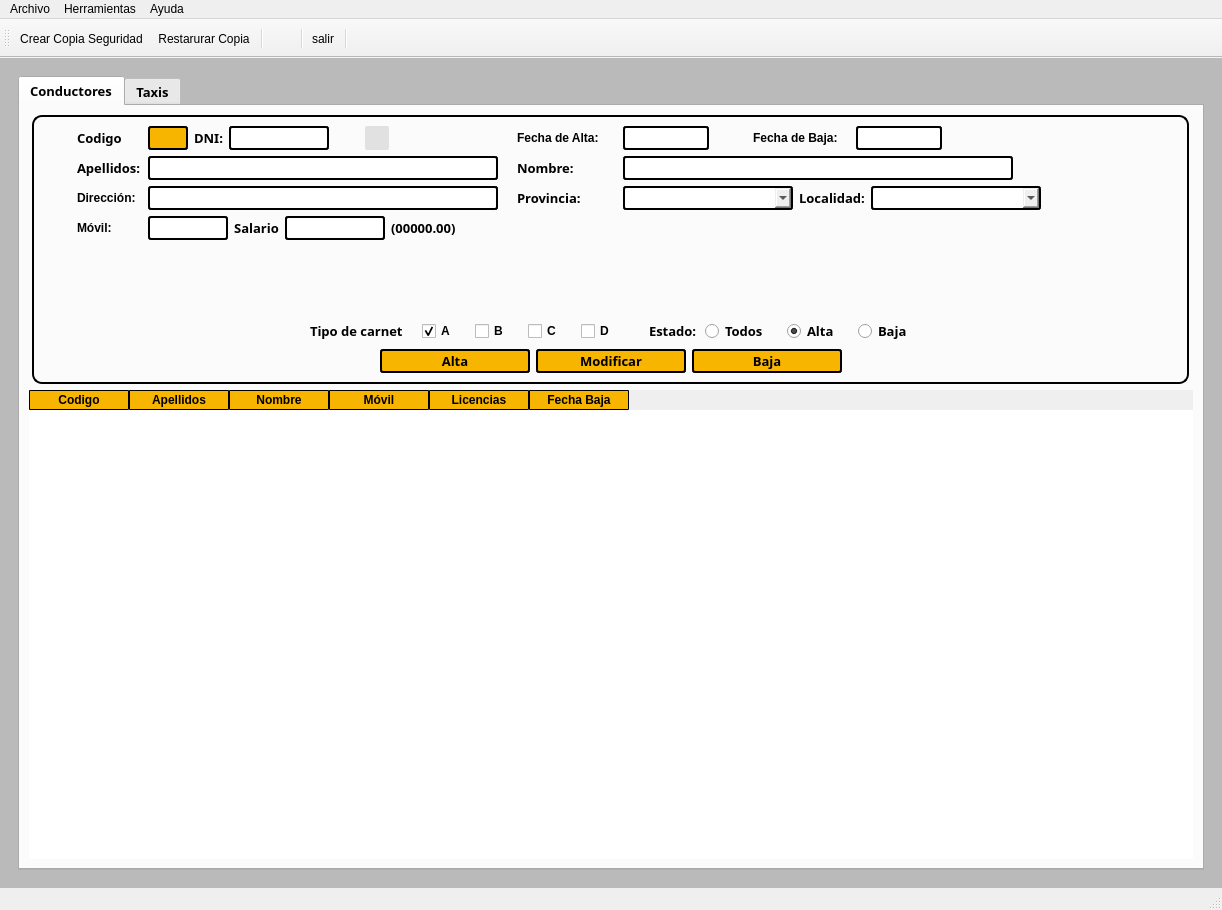
javierlago/lagoamoedo, file templates/MainWindow.ui: the form before one commit.
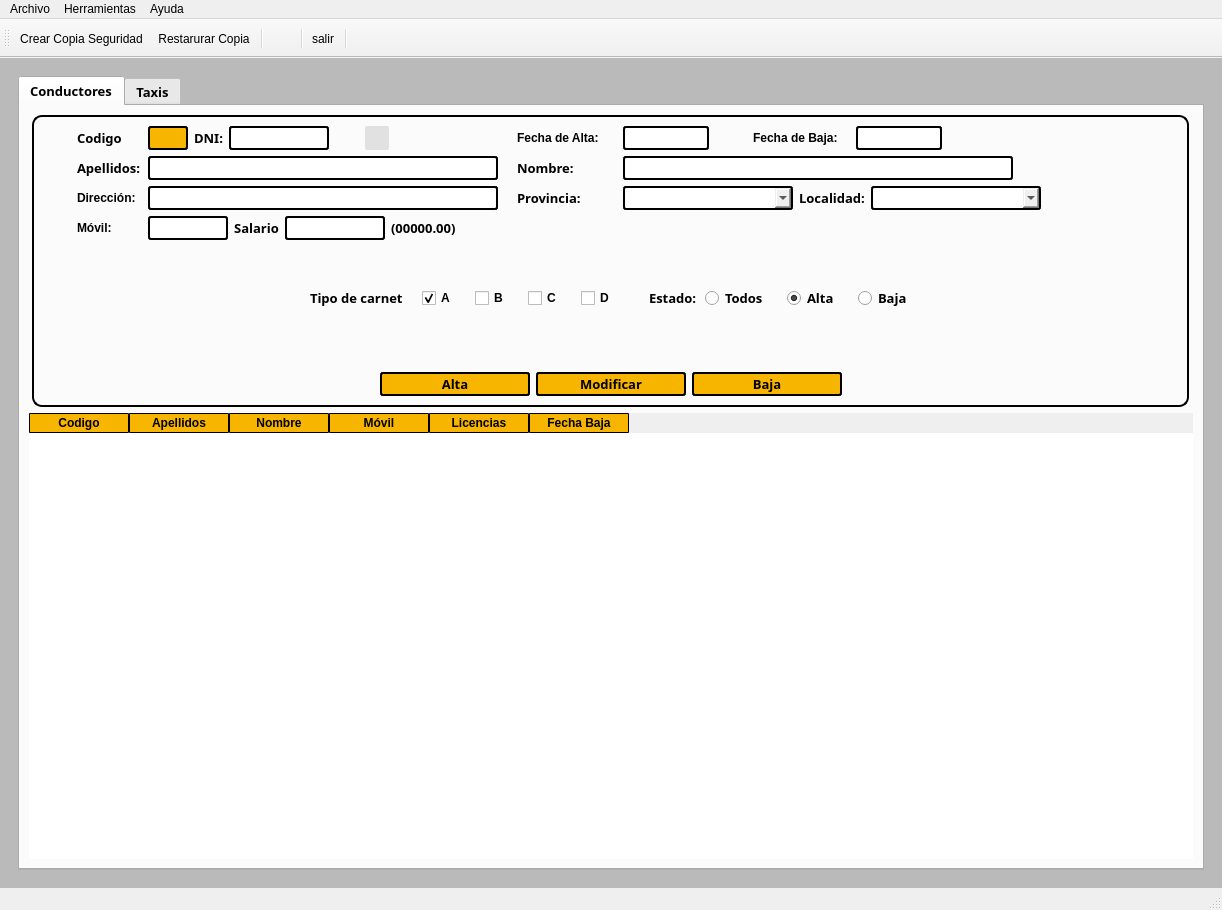
The form after the commit. Icons and pictures are not drawn.

Diff of the .ui file:
```diff
--- a/templates/MainWindow.ui
+++ b/templates/MainWindow.ui
@@ -1539,6 +1539,19 @@
                       </item>
                      </layout>
                     </item>
+                    <item>
+                     <spacer name="verticalSpacer_5">
+                      <property name="orientation">
+                       <enum>Qt::Vertical</enum>
+                      </property>
+                      <property name="sizeHint" stdset="0">
+                       <size>
+                        <width>20</width>
+                        <height>56</height>
+                       </size>
+                      </property>
+                     </spacer>
+                    </item>
                     <item>
                      <layout class="QHBoxLayout" name="horizontalLayout_9">
                       <item>
```
Left out of the diff: 6 changed lines with no effect on the pictures.
